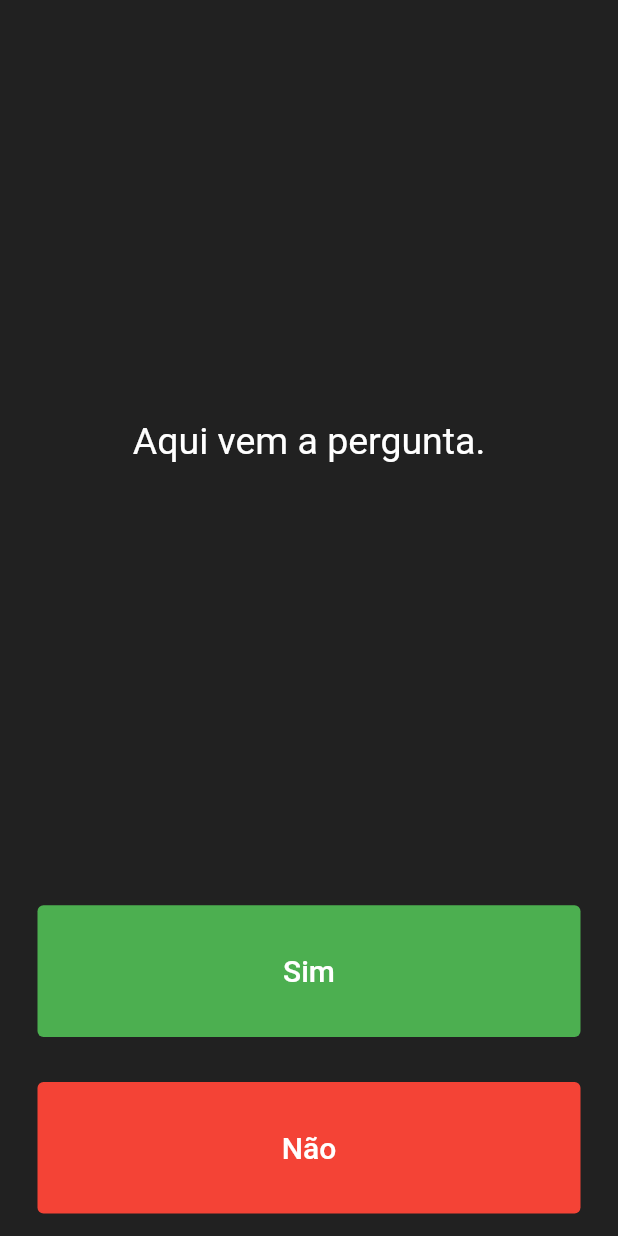
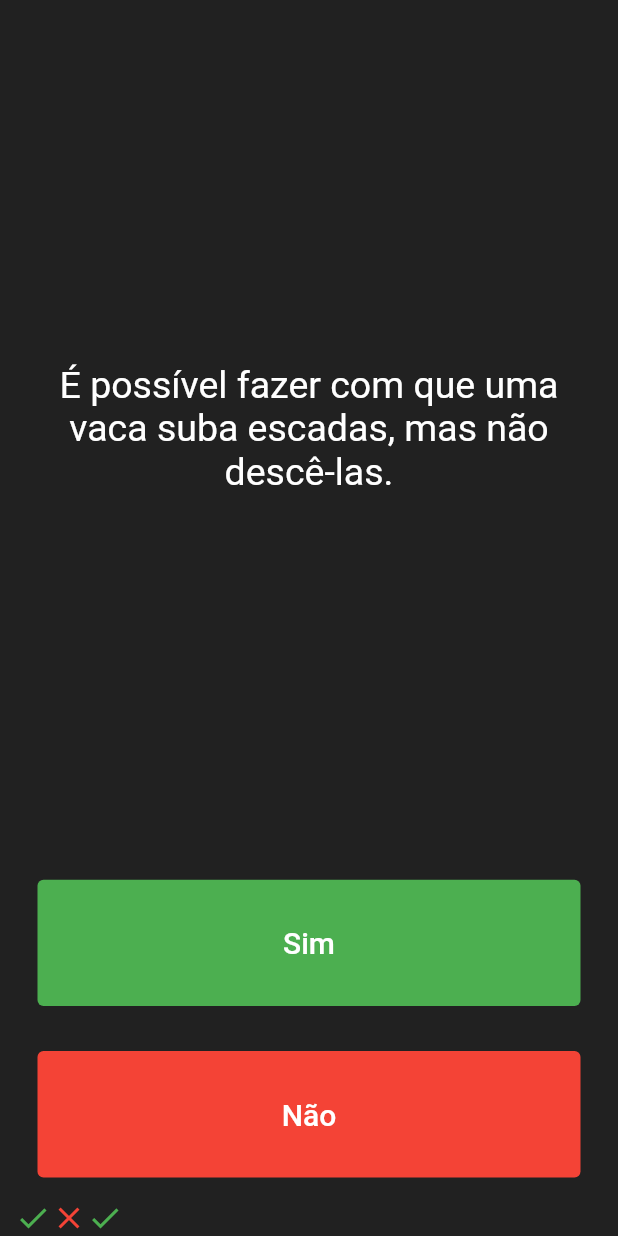
Before and after one commit to Helena-F-O/super_quiz, a Flutter app: the screen it shows after launch, after a tap on "Sim", on a phone screen of 412 x 824 dp. Run offline on Flutter 3.47's test engine with Material 2 defaults, Android fonts, the phone set to English and light mode, and no system bars.

Commit message:
Interacao da tela

```diff
--- a/lib/main.dart
+++ b/lib/main.dart
@@ -1,4 +1,6 @@
 import 'package:flutter/material.dart';
+import 'question.dart';
+
 void main() {
   runApp(const SuperQuiz());
 }
@@ -8,6 +10,26 @@ class SuperQuiz extends StatefulWidget {
   State<SuperQuiz> createState() => _SuperQuizState();
 }
 class _SuperQuizState extends State<SuperQuiz> {
+
+  List<Icon> score = [const Icon(Icons.check, color: Colors.green,), const Icon(Icons.close, color: Colors.red,),];
+  List<Question> questionBank = [ // colocar um _ antes da lista ela fica privada
+    Question('Alguns gatos são alérgicos a humanos', true),
+    Question('É possível fazer com que uma vaca suba escadas, mas não descê-las.', false),
+    Question('Aproximadamente um quarto dos ossos humanos estão nos pés.', true),
+    Question('O sangue de uma lesma é verde.', true),
+    Question('O nome de solteira da mãe de Buzz Aldrin era \"Moon\".', true),
+    Question('É ilegal urinar no oceano, em Portugal.', true),
+    Question('Nenhum pedaço quadrado de papel pode ser dobrado mais do que 7 vezes.', false),
+    Question('Em Londres, se você morrer no Parlamento, você tem direito a um funeral de estado, porque o prédio é considerado um local sagrado.', true),
+    Question('O som mais forte produzido por qualquer animal é de 188dB. Esse animal é o elefante africano.', false),
+    Question('A área total dos dois pulmões de um humano é de aproximadamente 70 metros quadrados.', true),
+    Question('Google foi chamado, originalmente de \"Backrub\".', true),
+    Question('O chocolate afeta o coração e o sistema nervoso de um cão; algumas gramas são suficientes para matar um cão pequeno.', true),
+    Question('Na Virginia do Oeste, EUA, se você atropelar um animal com um carro, por acidente, você pode levá-lo para casa e comê-lo.', true),
+  ];
+
+  int currentQuestion = 0;
+
   @override
   Widget build(BuildContext context) {
     return MaterialApp(
@@ -20,15 +42,15 @@ class _SuperQuizState extends State<SuperQuiz> {
               mainAxisAlignment: MainAxisAlignment.spaceBetween,
               crossAxisAlignment: CrossAxisAlignment.stretch,
               children: [
-                const Expanded(
+                Expanded(
                   flex: 5,
                   child: Padding(
                     padding: EdgeInsets.all(10.0),
                     child: Center(
                       child: Text(
-                        'Aqui vem a pergunta.',
+                        questionBank[currentQuestion].text,
                         textAlign: TextAlign.center,
-                        style: TextStyle(
+                        style: const TextStyle(
                           fontSize: 25.0,
                           color: Colors.white,
                         ),
@@ -43,7 +65,16 @@ class _SuperQuizState extends State<SuperQuiz> {
                       style: TextButton.styleFrom(
                         backgroundColor: Colors.green,
                       ),
-                      onPressed: () {},
+                      onPressed: () {
+                        setState(() {
+                          if(questionBank[currentQuestion].answer == true){
+                            score.add(const Icon(Icons.check, color: Colors.green));
+                          }else{
+                            score.add(const Icon(Icons.close, color: Colors.red));
+                          }
+                          currentQuestion++;
+                        });
+                      },
                       child: const Text(
                         'Sim',
                         style: TextStyle(
@@ -61,7 +92,16 @@ class _SuperQuizState extends State<SuperQuiz> {
                       style: TextButton.styleFrom(
                         backgroundColor: Colors.red,
                       ),
-                      onPressed: () {},
+                      onPressed: () {
+                        setState(() {
+                          if(questionBank[currentQuestion].answer == false){
+                            score.add(const Icon(Icons.check, color: Colors.green));
+                          }else{
+                            score.add(const Icon(Icons.close, color: Colors.red));
+                          }
+                          currentQuestion++;
+                        });
+                      },
                       child: const Text(
                         'Não',
                         style: TextStyle(
@@ -72,6 +112,9 @@ class _SuperQuizState extends State<SuperQuiz> {
                     ),
                   ),
                 ),
+                Row(
+                  children: score,
+                ),
               ],
             ),
           ),
--- /dev/null
+++ b/lib/question.dart
@@ -0,0 +1,9 @@
+// ignore: empty_constructor_bodies
+class Question {
+  String text; // texto da pergunta
+  bool answer;  // valor da resposta bool é sim ou não
+  // ? quer dizer que pode ter nulos
+  // final quer dizer que nunca vai poder ser modificado
+
+  Question(this.text, this.answer);
+}
```
